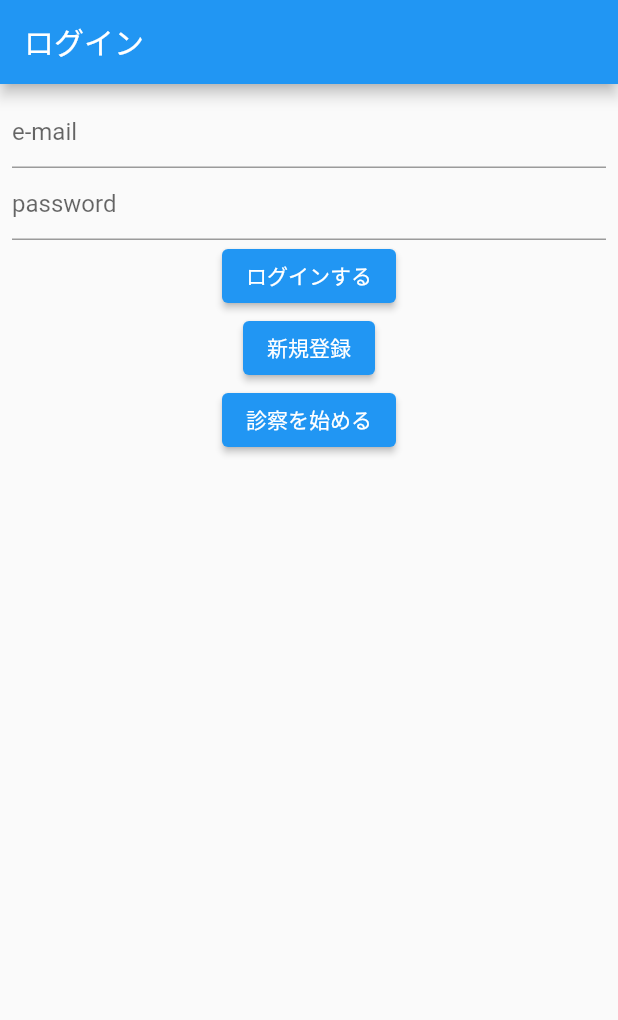
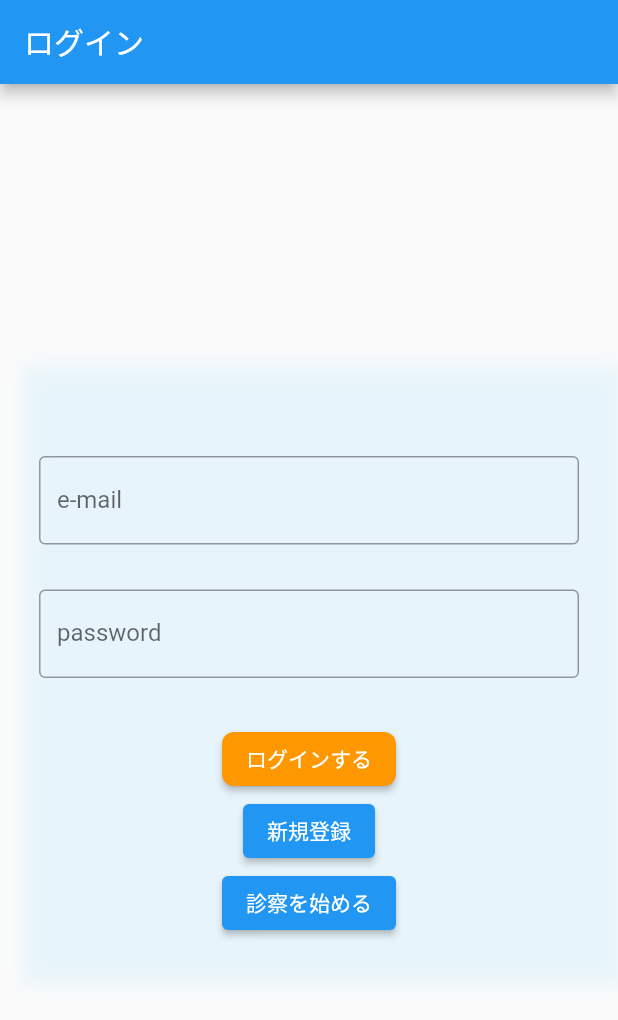
Before and after one commit to Kakky-S/ResQ_app, a Flutter app: the screen it shows after launch, on a phone screen of 412 x 824 dp. Shown: the top 1020 px of the screen. Run offline on Flutter 3.47's test engine with Material 2 defaults, Android fonts, the phone set to English and light mode, and no system bars; our stand-ins replace cloud_firestore, firebase_auth, firebase_core; accounts and stored records are empty.

Commit message:
ログイン装飾

```diff
--- /dev/null
+++ b/lib/Symptomatology/symptomatology_page.dart
@@ -0,0 +1,15 @@
+import 'package:flutter/material.dart';
+
+class Symptomatology extends StatelessWidget {
+  @override
+  Widget build(BuildContext context) {
+    return Scaffold(
+        appBar: AppBar(
+        title: Text('症状ページ'),
+    ),
+    body: Container(
+    child: Text('こんにちは'),
+    ),
+    );
+  }
+}
--- a/lib/chatBot/chatBot_page.dart
+++ b/lib/chatBot/chatBot_page.dart
@@ -1,5 +1,6 @@
 import 'package:cloud_firestore/cloud_firestore.dart';
 import 'package:flutter/material.dart';
+import 'package:resq_chatbot_app/Symptomatology/symptomatology_page.dart';
 import 'chatBot.dart';
 
 class chatBot extends StatefulWidget{
@@ -13,6 +14,11 @@ class _ChatBotState extends State<chatBot> {
 
   void setKey(_key, key) {
       chatArea.add(_key);
+
+      if(key == 'kosi'){
+        Navigator.push(context, MaterialPageRoute(builder: (context) => Symptomatology()));
+      }
+
       getData(key);
   }
 
@@ -86,7 +92,7 @@ class _ChatBotState extends State<chatBot> {
                   ElevatedButton(
                     child: Text(dataList[index].content),
                     onPressed: () => {
-                      setKey(dataList[index].nextId,dataList[index].nextId),
+                      setKey(dataList[index].question,dataList[index].nextId),
                       //getData(dataList[index].nextId),
 
                     },
--- a/lib/login/login_page.dart
+++ b/lib/login/login_page.dart
@@ -19,22 +19,48 @@ class LoginPage extends StatelessWidget {
         ),
         body: Consumer<LoginModel>(
             builder: (context, model, child){
-              return Padding(
-                padding: const EdgeInsets.all(8.0),
+              return Center(
+                child: Container(
+                  decoration: BoxDecoration(
+                    boxShadow: [
+                      BoxShadow(
+                        color: Colors.lightBlueAccent.withOpacity(0.1),
+                        spreadRadius: 1.0,
+                        blurRadius: 10.0,
+                        offset: Offset(10, 10),
+                      ),
+                    ],
+                    /* ここまでを追加しました */
+                  ),
+                  //color: Colors.black12.withOpacity(0.1),
+                  width: 400,
+
+                  child: Padding(
+                    padding: const EdgeInsets.all(20.0),
                     child: Column(
+                      mainAxisSize: MainAxisSize.min,
                       children: [
-                    TextField(
+                        Padding(
+                          padding: const EdgeInsets.only(top:50.0),
+                          child: TextField(
                             decoration: InputDecoration(
-                          hintText: 'e-mail'
+                                //hintText: 'e-mail',
+                              border: OutlineInputBorder(),
+                              labelText: 'e-mail',
                             ),
                             controller: mailController,
                             onChanged: (text){
                               model.mail = text;
                             },
                           ),
-                    TextField(
-                      decoration: InputDecoration(
-                          hintText: 'password'
+                        ),
+                        Padding(
+                          padding: const EdgeInsets.only(top:30.0,bottom:30.0),
+                          child: TextField(
+                            decoration: const InputDecoration(
+                                //hintText: 'password',
+                                border: OutlineInputBorder(),
+                                labelText: 'password',
                             ),
                             // 文字を隠す
                             obscureText: true,
@@ -43,8 +69,16 @@ class LoginPage extends StatelessWidget {
                               model.password = text;
                             },
                           ),
+                        ),
                         ElevatedButton(
                           child: Text('ログインする'),
+                          style: ElevatedButton.styleFrom(
+                              primary: Colors.orange,
+                              onPrimary: Colors.white,
+                              shape: RoundedRectangleBorder(
+                              borderRadius: BorderRadius.circular(8),
+                            ),
+                              ),
                           onPressed: () async{
                             try {
                               await model.login();
@@ -68,6 +102,8 @@ class LoginPage extends StatelessWidget {
                             child: Text('診察を始める')
                         ),
                       ],
+                    ),
+                  ),
                 ),
               );
             }
--- a/lib/main.dart
+++ b/lib/main.dart
@@ -26,7 +26,6 @@ class MyApp extends StatelessWidget {
 }
 
 
-// todo チャットエリアの文章が増える
 // todo 症状ページに飛ぶようにif文を書く
 // todo 症状ページの作成
 // todo キーと症状ページの連携
```
Lines whose indentation alone changed are shown as unchanged.
